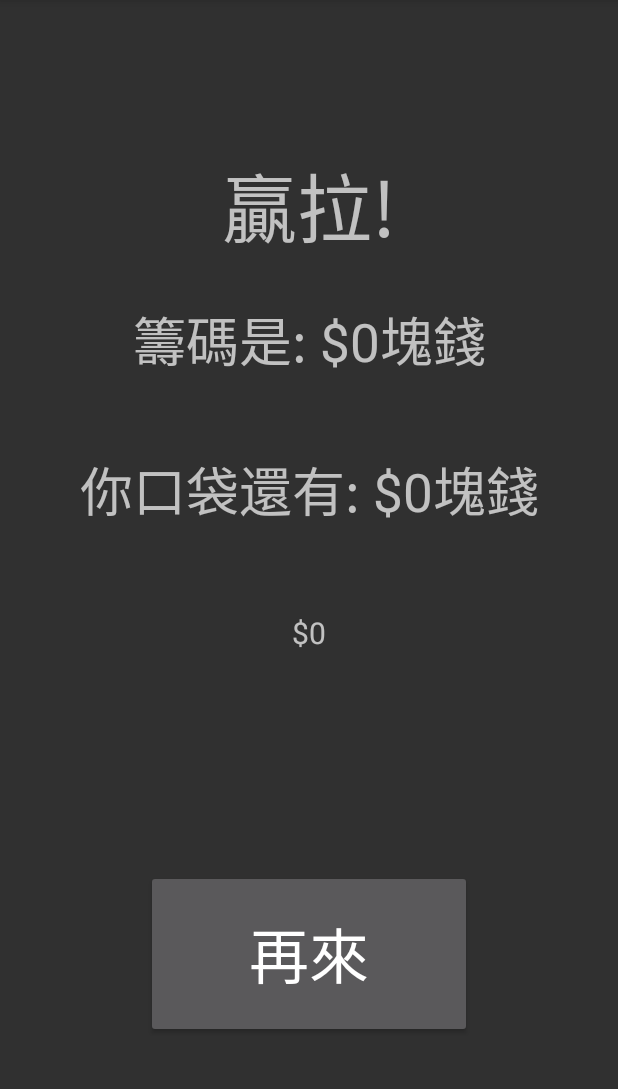
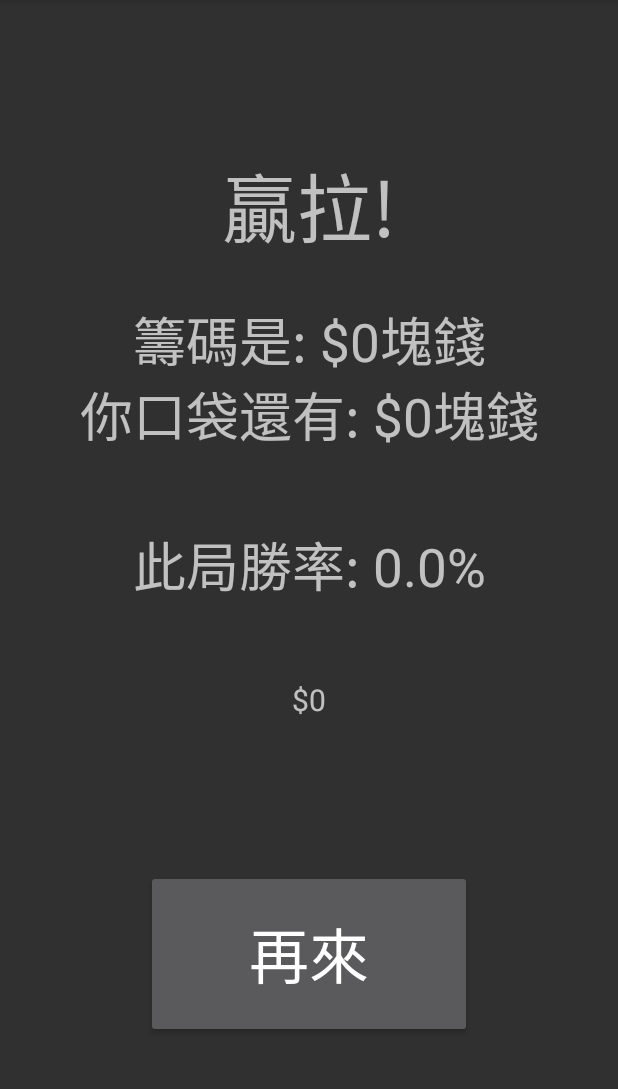
Before and after one commit to ronaldshaooo/113HW-OSApp, an Android app: the ResultScreen screen opened directly, with no data from a screen before it, on a phone screen of 412 x 824 dp, the part 84-1173 px from its top. Run offline under Robolectric (Android 15) with nearby library versions, the phone set to English and light mode, and no system bars; 8 statements that could not run were skipped.

Commit message:
增加勝率字串

```diff
--- a/app/src/main/java/com/example/blackjackgameapp/ResultScreen.java
+++ b/app/src/main/java/com/example/blackjackgameapp/ResultScreen.java
@@ -12,12 +12,15 @@ import androidx.core.graphics.Insets;
 import androidx.core.view.ViewCompat;
 import androidx.core.view.WindowInsetsCompat;
 
-import org.w3c.dom.Text;
-
+import java.math.BigDecimal;
+import java.math.RoundingMode;
 import java.util.Random;
 
+
 public class ResultScreen extends AppCompatActivity {
-
+    public static double winCount = 0;
+    public static double loseCount = 0;
+    public static double gameCount = 0;
     @SuppressLint("SetTextI18n")
     @Override
     protected void onCreate(Bundle savedInstanceState) {
@@ -44,9 +47,12 @@ public class ResultScreen extends AppCompatActivity {
         TextView remainingAmountTextView = findViewById(R.id.postAmount);
         TextView txtTitle = findViewById(R.id.txtTitle);
         TextView alertMessageTextView = findViewById(R.id.alertMessage);
+        TextView winningRateTextView = findViewById(R.id.winningRate);
 
         Random rand=new Random();
         if(round1.getDealerWin()){
+            gameCount++;
+            loseCount++;
             txtTitle.setText("你輸了...");
             String[] words = {"賭博會讓你失去更多，不只是金錢，還有時間、精力、甚至朋友和家人。",
                     "賭博並不能解決問題：，如果你有經濟上的困難，賭博只會讓情況更糟。",
@@ -55,6 +61,8 @@ public class ResultScreen extends AppCompatActivity {
             alertMessageTextView.setText(words[j]);
         }
         else if(round1.getPlayerWin()){
+            gameCount++;
+            winCount++;
             txtTitle.setText("贏拉");
             String[] words = {"別被花俏的遊戲和廣告迷惑，賭場會用各種方式吸引你，但背後的目的只有一個，就是讓你輸錢。",
                     "贏錢只是暫時的，輸錢卻是永久的，偶爾的贏錢只會讓你更想賭，但長期下來，你會輸掉更多。",
@@ -63,6 +71,7 @@ public class ResultScreen extends AppCompatActivity {
             alertMessageTextView.setText(words[j]);
         }
         else if(round1.getDraw()){
+            gameCount++;
             txtTitle.setText("平手");
             String[] words = {"賭博就像個無底洞，你投入的越多，輸得就越多。",
                     "賭場是專業的，你只是玩家，他們設計遊戲，就是為了讓你輸。",
@@ -70,7 +79,13 @@ public class ResultScreen extends AppCompatActivity {
             int j=rand.nextInt(words.length);
             alertMessageTextView.setText(words[j]);
         }
+        BigDecimal bd = new BigDecimal(winCount / gameCount);
+        BigDecimal roundOff = bd.setScale(2, RoundingMode.FLOOR);
 
+        //BigDecimal bd = new BigDecimal((winCount / gameCount)).setScale(2, RoundingMode.HALF_UP);
+        double winRate = roundOff.doubleValue() * 100;
+        //double winRate = (winCount / gameCount) * 100;
+        winningRateTextView.setText("此局勝率: "+winRate + "%");
 
         int betAmount = round1.getBetAmount();
         betAmountTextView.setText("籌碼是: $" + betAmount +"塊錢");
--- a/app/src/main/res/layout/activity_result_screen.xml
+++ b/app/src/main/res/layout/activity_result_screen.xml
@@ -6,6 +6,18 @@
     android:layout_width="match_parent"
     android:layout_height="match_parent"
     tools:context=".ResultScreen">
+
+    <TextView
+        android:id="@+id/winningRate"
+        android:layout_width="383dp"
+        android:layout_height="wrap_content"
+        android:layout_marginTop="250dp"
+        android:text="@string/winAmount"
+        android:textAlignment="center"
+        android:textSize="35sp"
+        app:layout_constraintEnd_toEndOf="parent"
+        app:layout_constraintStart_toStartOf="parent"
+        app:layout_constraintTop_toTopOf="@id/txtTitle" />
 
     <TextView
         android:id="@+id/txtTitle"
@@ -23,8 +35,8 @@
     <TextView
         android:id="@+id/postAmount"
         android:layout_width="383dp"
-        android:layout_height="208dp"
-        android:layout_marginTop="200dp"
+        android:layout_height="wrap_content"
+        android:layout_marginTop="150dp"
         android:text="@string/winAmount"
         android:textAlignment="center"
         android:textSize="35sp"
@@ -35,7 +47,7 @@
     <TextView
         android:id="@+id/postBetAmount"
         android:layout_width="383dp"
-        android:layout_height="208dp"
+        android:layout_height="wrap_content"
         android:layout_marginTop="100dp"
         android:text="@string/betAmount"
         android:textAlignment="center"
@@ -47,7 +59,8 @@
     <TextView
         android:id="@+id/alertMessage"
         android:layout_width="383dp"
-        android:layout_height="208dp"
+        android:layout_height="wrap_content"
+        android:layout_marginTop="200dp"
         android:text="@string/betAmount"
         android:textAlignment="center"
         android:textSize="20sp"
```
